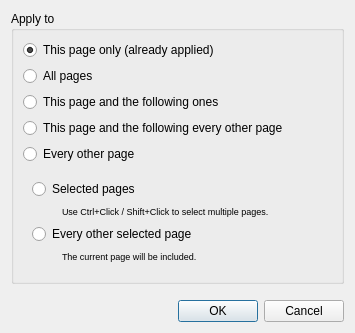
Qt form filters/deskew/ui/DeskewApplyDialog.ui (ImageProcessing-ElectronicPublications/scantailor-deviant) before a commit.
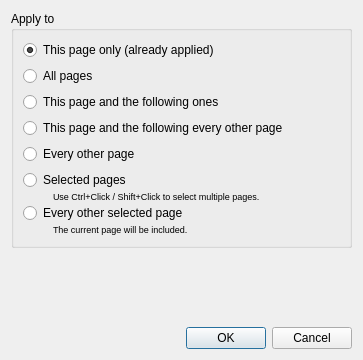
The same form after that commit.

Commit message:
Apply to every other selected page for multiple ranges selection
Old approach was to halt application if there are more than one range of selected pages in thumbnails list
(range contains consecutive pages). Current approach searches "other" pages among all pages and them
 filter out non-selected ones. Old behaviour kept for case selection range count is 1 to mitigate
performance decrease.

Patch:
```diff
--- a/filters/deskew/ui/DeskewApplyDialog.ui
+++ b/filters/deskew/ui/DeskewApplyDialog.ui
@@ -9,8 +9,8 @@
    <rect>
     <x>0</x>
     <y>0</y>
-    <width>355</width>
-    <height>333</height>
+    <width>363</width>
+    <height>360</height>
    </rect>
   </property>
   <layout class="QVBoxLayout" name="verticalLayout_3">
@@ -61,6 +61,39 @@
       <item>
        <widget class="QWidget" name="selectedPagesWidget" native="true">
         <layout class="QVBoxLayout" name="verticalLayout">
+         <property name="spacing">
+          <number>0</number>
+         </property>
+         <property name="leftMargin">
+          <number>0</number>
+         </property>
+         <property name="topMargin">
+          <number>0</number>
+         </property>
+         <property name="rightMargin">
+          <number>0</number>
+         </property>
+         <property name="bottomMargin">
+          <number>0</number>
+         </property>
+         <item>
+          <widget class="QWidget" name="everyOtherSelectedWidget" native="true">
+           <layout class="QVBoxLayout" name="verticalLayout_4">
+            <property name="spacing">
+             <number>0</number>
+            </property>
+            <property name="leftMargin">
+             <number>0</number>
+            </property>
+            <property name="topMargin">
+             <number>0</number>
+            </property>
+            <property name="rightMargin">
+             <number>0</number>
+            </property>
+            <property name="bottomMargin">
+             <number>0</number>
+            </property>
          <item>
           <widget class="QRadioButton" name="selectedPagesRB">
            <property name="text">
@@ -138,6 +171,9 @@
             </widget>
            </item>
           </layout>
+            </item>
+           </layout>
+          </widget>
          </item>
          <item>
           <spacer name="horizontalSpacer_5">
```
Lines whose indentation alone changed are shown as unchanged. The commit also changes 9 other files.
